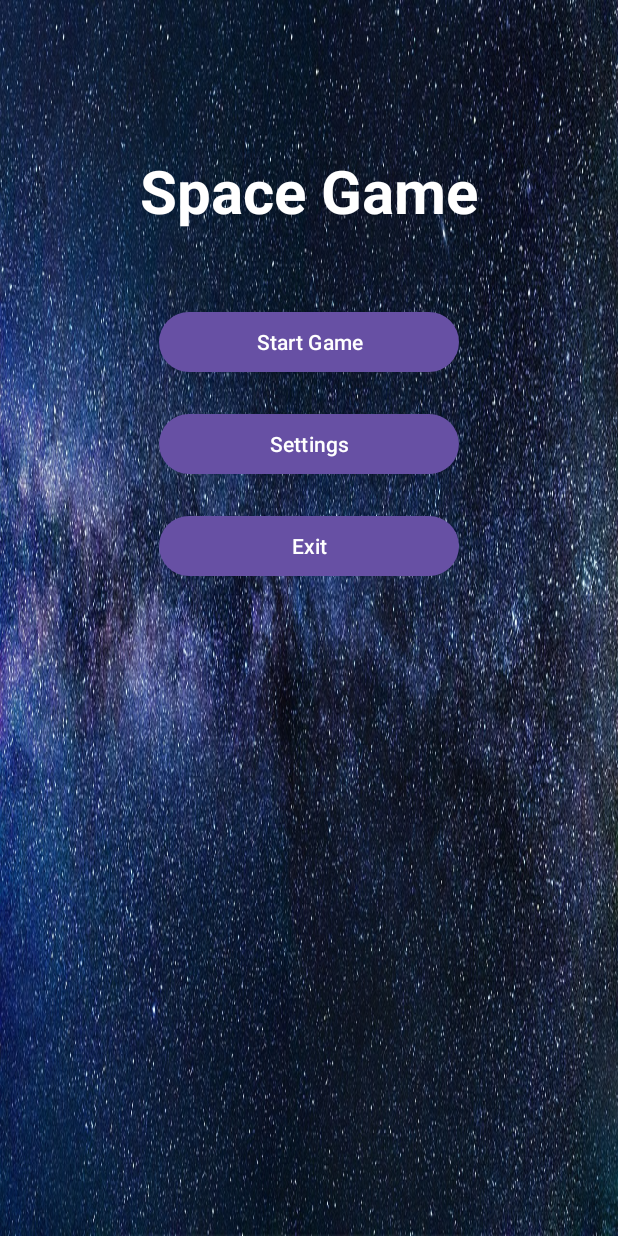
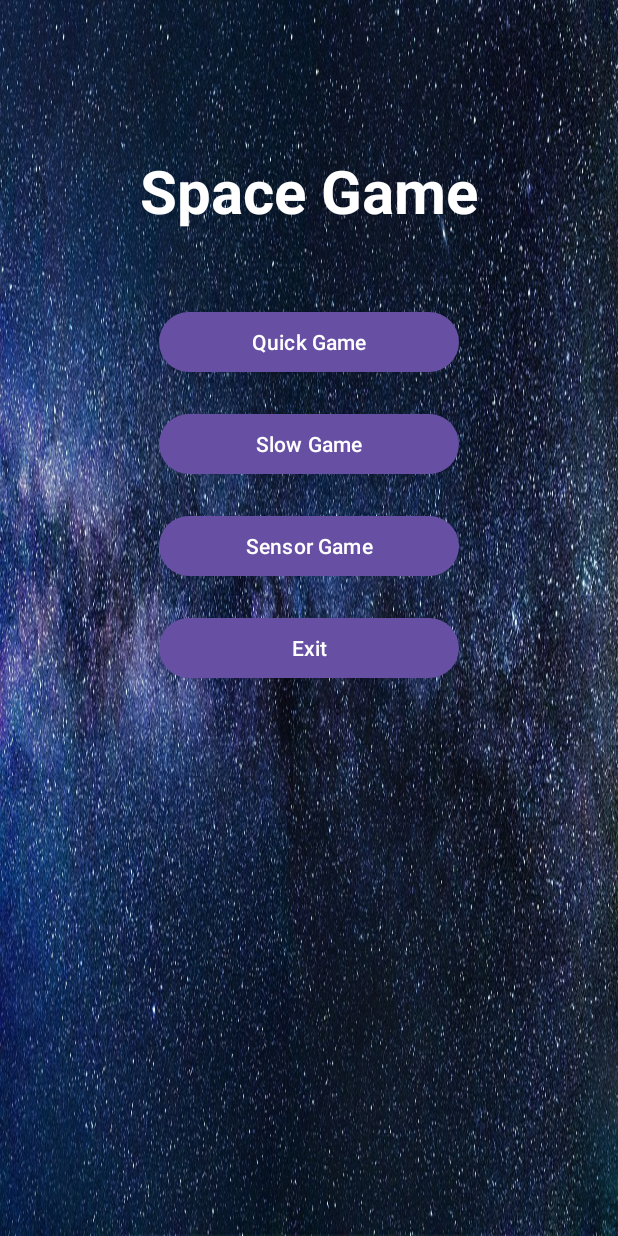
Before and after one commit to IdoBashari/SpaceGame, an Android app: the screen it shows after launch (MenuActivity), on a phone screen of 412 x 824 dp. Run offline under Robolectric (Android 15) with nearby library versions, the phone set to English and light mode, and no system bars.

Commit message:
sensor mode!

```diff
--- a/app/src/main/java/com/example/spacegamefinal/MenuActivity.java
+++ b/app/src/main/java/com/example/spacegamefinal/MenuActivity.java
@@ -9,8 +9,9 @@ import androidx.appcompat.app.AppCompatActivity;
 
 public class MenuActivity extends AppCompatActivity {
 
-    private Button startButton;
-    private Button settingsButton;
+    private Button quickGameButton;
+    private Button slowGameButton;
+    private Button sensorGameButton;
     private Button exitButton;
 
     @Override
@@ -18,22 +19,29 @@ public class MenuActivity extends AppCompatActivity {
         super.onCreate(savedInstanceState);
         setContentView(R.layout.activity_menu);
 
-        startButton = findViewById(R.id.start_button);
-        settingsButton = findViewById(R.id.settings_button);
+        quickGameButton = findViewById(R.id.quick_game_button);
+        slowGameButton = findViewById(R.id.slow_game_button);
+        sensorGameButton = findViewById(R.id.sensor_game_button);
         exitButton = findViewById(R.id.exit_button);
 
-        startButton.setOnClickListener(new View.OnClickListener() {
+        quickGameButton.setOnClickListener(new View.OnClickListener() {
             @Override
             public void onClick(View v) {
-                Intent intent = new Intent(MenuActivity.this, MainActivity.class);
-                startActivity(intent);
+                startGame("QUICK");
             }
         });
 
-        settingsButton.setOnClickListener(new View.OnClickListener() {
+        slowGameButton.setOnClickListener(new View.OnClickListener() {
             @Override
             public void onClick(View v) {
-                // TODO: Implement settings functionality
+                startGame("SLOW");
+            }
+        });
+
+        sensorGameButton.setOnClickListener(new View.OnClickListener() {
+            @Override
+            public void onClick(View v) {
+                startGame("SENSOR");
             }
         });
 
@@ -44,4 +52,10 @@ public class MenuActivity extends AppCompatActivity {
             }
         });
     }
+
+    private void startGame(String gameMode) {
+        Intent intent = new Intent(MenuActivity.this, MainActivity.class);
+        intent.putExtra("GAME_MODE", gameMode);
+        startActivity(intent);
+    }
 }
--- a/app/src/main/res/layout/activity_menu.xml
+++ b/app/src/main/res/layout/activity_menu.xml
@@ -16,28 +16,37 @@
         android:textColor="#FFFFFF"/>
 
     <Button
-        android:id="@+id/start_button"
+        android:id="@+id/quick_game_button"
         android:layout_width="200dp"
         android:layout_height="wrap_content"
         android:layout_below="@id/game_title"
         android:layout_centerHorizontal="true"
         android:layout_marginTop="50dp"
-        android:text="Start Game"/>
+        android:text="Quick Game"/>
 
     <Button
-        android:id="@+id/settings_button"
+        android:id="@+id/slow_game_button"
         android:layout_width="200dp"
         android:layout_height="wrap_content"
-        android:layout_below="@id/start_button"
+        android:layout_below="@id/quick_game_button"
         android:layout_centerHorizontal="true"
         android:layout_marginTop="20dp"
-        android:text="Settings"/>
+        android:text="Slow Game"/>
+
+    <Button
+        android:id="@+id/sensor_game_button"
+        android:layout_width="200dp"
+        android:layout_height="wrap_content"
+        android:layout_below="@id/slow_game_button"
+        android:layout_centerHorizontal="true"
+        android:layout_marginTop="20dp"
+        android:text="Sensor Game"/>
 
     <Button
         android:id="@+id/exit_button"
         android:layout_width="200dp"
         android:layout_height="wrap_content"
-        android:layout_below="@id/settings_button"
+        android:layout_below="@id/sensor_game_button"
         android:layout_centerHorizontal="true"
         android:layout_marginTop="20dp"
         android:text="Exit"/>
```
Also changed, not shown: app/src/main/java/com/example/spacegamefinal/Interfaces/MoveCallback.java (+2 -5 lines), app/src/main/java/com/example/spacegamefinal/Logic/GameManager.java (+25 -11 lines), app/src/main/java/com/example/spacegamefinal/MainActivity.java (+72 -43 lines), app/src/main/java/com/example/spacegamefinal/Utilities/MoveDetector.java (+8 -23 lines).
